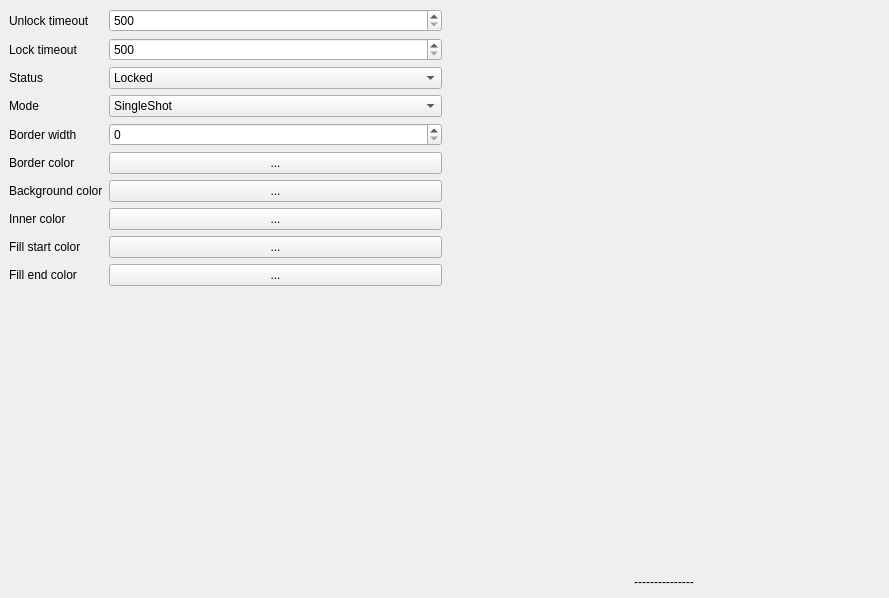
This is mainwindow.ui in weirdgyn/QLockButton as Qt 5 draws it before an edit. The edited form follows.
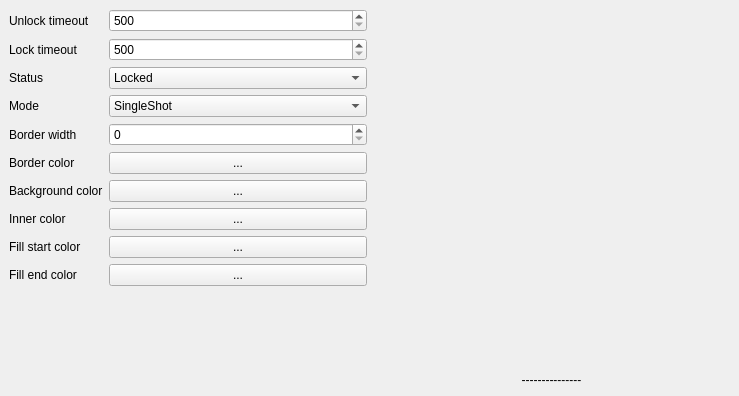
This is the edited form. Custom widgets are drawn as their Qt base class.

```diff
--- a/mainwindow.ui
+++ b/mainwindow.ui
@@ -6,8 +6,8 @@
    <rect>
     <x>0</x>
     <y>0</y>
-    <width>889</width>
-    <height>598</height>
+    <width>739</width>
+    <height>396</height>
    </rect>
   </property>
   <property name="windowTitle">
```
Left out of the diff: 2 changed lines with no effect on the pictures.
